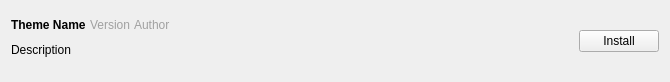
Qt form settings/ExportTemplateWidget.ui (Komet/MediaElch) before a commit.
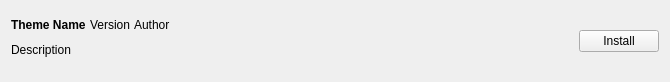
The same form after that commit.

The edit to the form file:
```diff
--- a/settings/ExportTemplateWidget.ui
+++ b/settings/ExportTemplateWidget.ui
@@ -39,9 +39,6 @@
        </item>
        <item>
         <widget class="QLabel" name="version">
-         <property name="styleSheet">
-          <string notr="true">color: #a0a0a0;</string>
-         </property>
          <property name="text">
           <string>Version</string>
          </property>
@@ -52,9 +49,6 @@
        </item>
        <item>
         <widget class="QLabel" name="author">
-         <property name="styleSheet">
-          <string notr="true">color: #a0a0a0;</string>
-         </property>
          <property name="text">
           <string>Author</string>
          </property>
```
